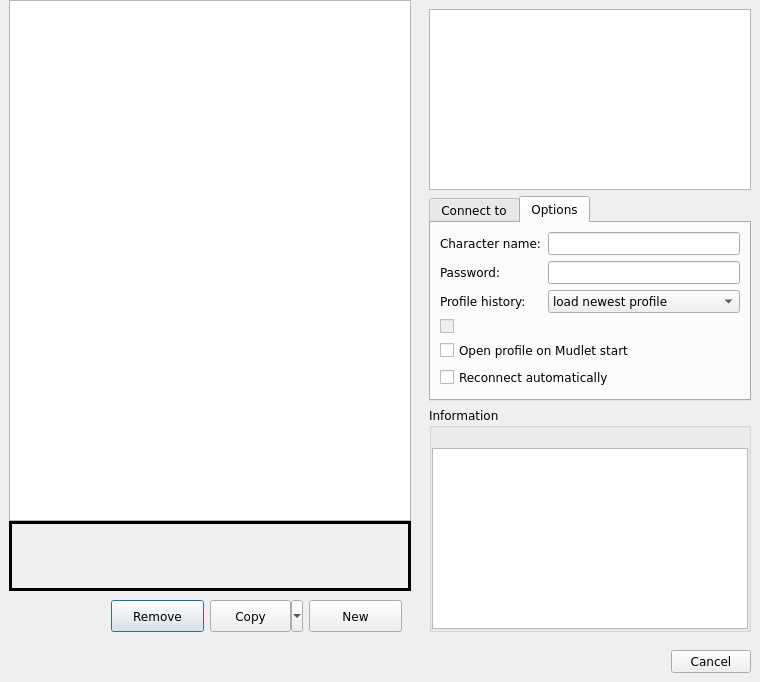
Before: the Qt Designer form src/ui/connection_profiles.ui in Mudlet/Mudlet, drawn with Qt 5.
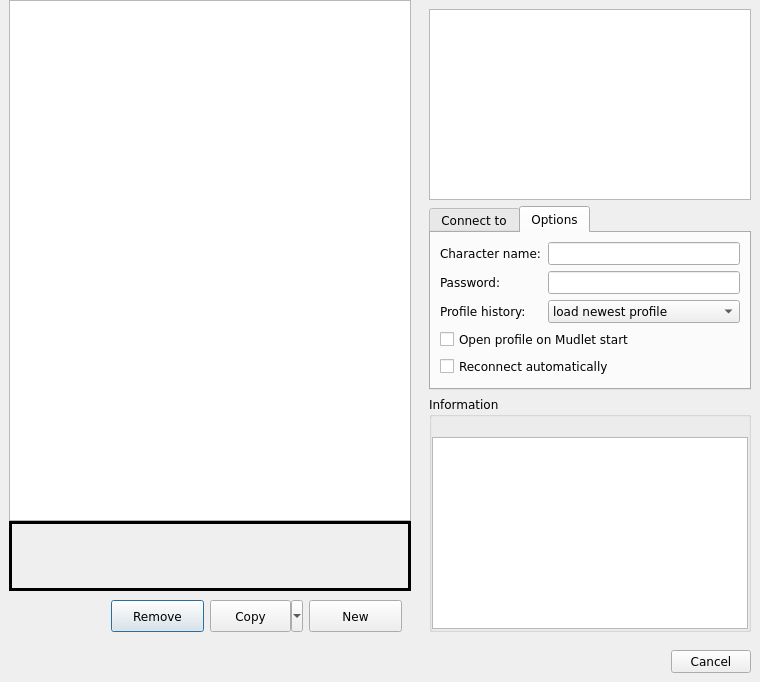
After: the same form once the commit is applied. The open tabs and pages were chosen to show the change. Icons and pictures are not drawn. Custom widgets are drawn as their Qt base class.

Commit message: Improve: rework Discord Rich Presence into three privacy modes

What changed in the file:
```diff
--- a/src/ui/connection_profiles.ui
+++ b/src/ui/connection_profiles.ui
@@ -718,37 +718,7 @@
                </item>
               </widget>
              </item>
-             <item row="3" column="0">
-              <widget class="QCheckBox" name="discord_optin_checkBox">
-               <property name="enabled">
-                <bool>false</bool>
-               </property>
-               <property name="toolTip">
-                <string>Enable Discord integration (not supported by game)</string>
-               </property>
-               <property name="accessibleName">
-                <string>Discord integration</string>
-               </property>
-               <property name="accessibleDescription">
-                <string>Allow this profile to use Mudlet's Discord "Rich Presence"  features</string>
-               </property>
-               <property name="text">
-                <string/>
-               </property>
-               <property name="icon">
-                <iconset resource="../mudlet.qrc">
-                 <normaloff>:/icons/Discord-Logo+Wordmark-Color.png</normaloff>:/icons/Discord-Logo+Wordmark-Color.png
-                </iconset>
-               </property>
-               <property name="iconSize">
-                <size>
-                 <width>65</width>
-                 <height>18</height>
-                </size>
-               </property>
-              </widget>
-             </item>
-             <item row="4" column="0" colspan="2">
+             <item row="3" column="0" colspan="2">
               <widget class="QCheckBox" name="autologin_checkBox">
                <property name="sizePolicy">
                 <sizepolicy hsizetype="Maximum" vsizetype="Fixed">
```
Left out of the diff: 1 changed line with no effect on the pictures. The commit also changes 15 other files.
